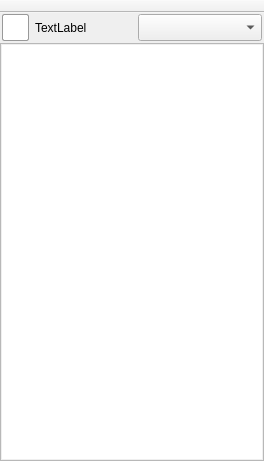
The window that src/gui/form_Main.ui (vituperative/i2pchat) describes before a commit, drawn with Qt 5.
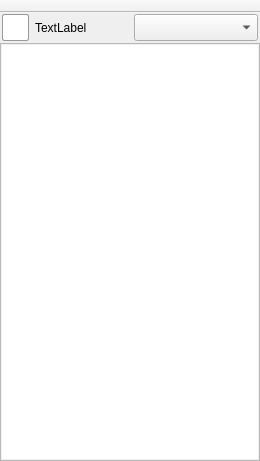
The same window after the commit. Icons and pictures are not drawn.

Commit message: Ui refinements; webpage tweaks

Diff of the .ui file:
```diff
--- a/src/gui/form_Main.ui
+++ b/src/gui/form_Main.ui
@@ -6,19 +6,19 @@
    <rect>
     <x>0</x>
     <y>0</y>
-    <width>264</width>
+    <width>260</width>
     <height>461</height>
    </rect>
   </property>
   <property name="minimumSize">
    <size>
-    <width>264</width>
+    <width>260</width>
     <height>0</height>
    </size>
   </property>
   <property name="maximumSize">
    <size>
-    <width>264</width>
+    <width>260</width>
     <height>16777215</height>
    </size>
   </property>
@@ -56,13 +56,13 @@
      <widget class="QListWidget" name="listWidget">
       <property name="minimumSize">
        <size>
-        <width>264</width>
+        <width>260</width>
         <height>0</height>
        </size>
       </property>
       <property name="maximumSize">
        <size>
-        <width>264</width>
+        <width>260</width>
         <height>16777215</height>
        </size>
       </property>
@@ -144,13 +144,13 @@
       </property>
       <property name="minimumSize">
        <size>
-        <width>264</width>
+        <width>260</width>
         <height>31</height>
        </size>
       </property>
       <property name="maximumSize">
        <size>
-        <width>264</width>
+        <width>260</width>
         <height>31</height>
        </size>
       </property>
@@ -283,13 +283,13 @@
          </property>
          <property name="minimumSize">
           <size>
-           <width>97</width>
+           <width>93</width>
            <height>28</height>
           </size>
          </property>
          <property name="maximumSize">
           <size>
-           <width>97</width>
+           <width>93</width>
            <height>28</height>
           </size>
          </property>
@@ -332,13 +332,13 @@
    </property>
    <property name="minimumSize">
     <size>
-     <width>264</width>
-     <height>40</height>
+     <width>0</width>
+     <height>0</height>
     </size>
    </property>
    <property name="maximumSize">
     <size>
-     <width>264</width>
+     <width>260</width>
      <height>16635</height>
     </size>
    </property>
```
The commit also changes 2 other files.
